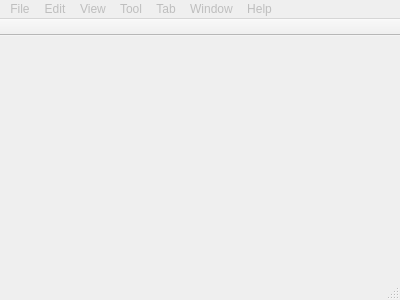
Qt form woterm/qwomainwindow.ui (aoyiduo/woterm) before a commit.
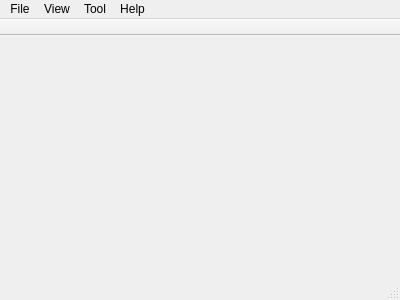
The same form after that commit. Icons and pictures are not drawn.

The edit to the form file:
```diff
--- a/woterm/qwomainwindow.ui
+++ b/woterm/qwomainwindow.ui
@@ -20,20 +20,23 @@
   <widget class="QWidget" name="centralWidget"/>
   <widget class="QMenuBar" name="menuBar">
    <property name="enabled">
-    <bool>false</bool>
+    <bool>true</bool>
    </property>
    <property name="geometry">
     <rect>
      <x>0</x>
      <y>0</y>
      <width>400</width>
-     <height>22</height>
+     <height>23</height>
     </rect>
    </property>
    <property name="nativeMenuBar">
     <bool>true</bool>
    </property>
-   <widget class="QMenu" name="menu">
+   <widget class="QMenu" name="menuFile">
+    <property name="enabled">
+     <bool>true</bool>
+    </property>
     <property name="title">
      <string>File</string>
     </property>
@@ -52,13 +55,7 @@
     <addaction name="actionLog"/>
     <addaction name="actionExit"/>
    </widget>
-   <widget class="QMenu" name="menuEdit_E">
-    <property name="title">
-     <string>Edit</string>
-    </property>
-    <addaction name="actionFind"/>
-   </widget>
-   <widget class="QMenu" name="menuView_V">
+   <widget class="QMenu" name="menuView">
     <property name="title">
      <string>View</string>
     </property>
@@ -67,28 +64,17 @@
     <property name="title">
      <string>Tool</string>
     </property>
-   </widget>
-   <widget class="QMenu" name="menuTab">
-    <property name="title">
-     <string>Tab</string>
-    </property>
-   </widget>
-   <widget class="QMenu" name="menuWindow">
-    <property name="title">
-     <string>Window</string>
-    </property>
+    <addaction name="actionOption"/>
+    <addaction name="actionIdentityManage"/>
    </widget>
    <widget class="QMenu" name="menuHelp">
     <property name="title">
      <string>Help</string>
     </property>
    </widget>
-   <addaction name="menu"/>
-   <addaction name="menuEdit_E"/>
-   <addaction name="menuView_V"/>
+   <addaction name="menuFile"/>
+   <addaction name="menuView"/>
    <addaction name="menuTool"/>
-   <addaction name="menuTab"/>
-   <addaction name="menuWindow"/>
    <addaction name="menuHelp"/>
   </widget>
   <widget class="QToolBar" name="mainToolBar">
```
Left out of the diff: 91 changed lines with no effect on the pictures.
